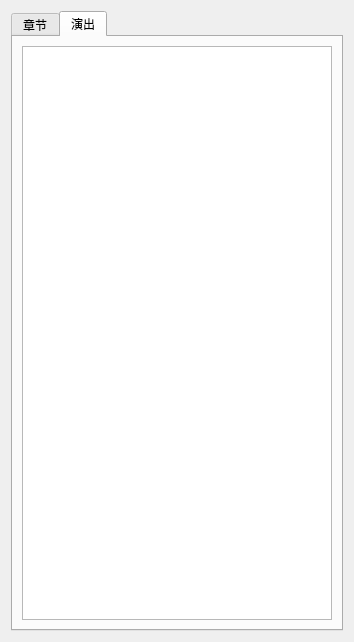
Qt form BKOven/ScriptWidget/ScriptWidgetPrivate.ui (Icemic/BKOven) before a commit.
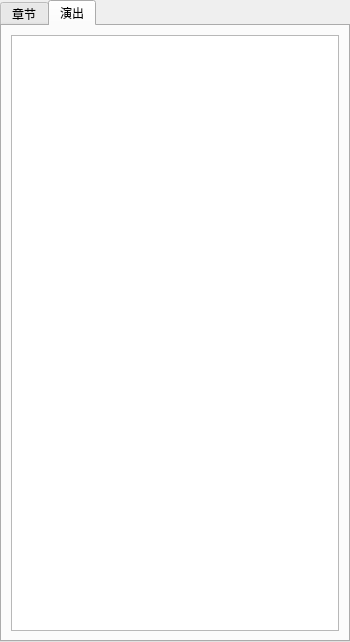
The same form after that commit. Custom widgets are drawn as their Qt base class.

Diff of the .ui file:
```diff
--- a/BKOven/ScriptWidget/ScriptWidgetPrivate.ui
+++ b/BKOven/ScriptWidget/ScriptWidgetPrivate.ui
@@ -6,16 +6,55 @@
    <rect>
     <x>0</x>
     <y>0</y>
-    <width>354</width>
+    <width>350</width>
     <height>642</height>
    </rect>
   </property>
+  <property name="sizePolicy">
+   <sizepolicy hsizetype="Preferred" vsizetype="Preferred">
+    <horstretch>0</horstretch>
+    <verstretch>0</verstretch>
+   </sizepolicy>
+  </property>
+  <property name="minimumSize">
+   <size>
+    <width>100</width>
+    <height>0</height>
+   </size>
+  </property>
+  <property name="maximumSize">
+   <size>
+    <width>390</width>
+    <height>16777215</height>
+   </size>
+  </property>
   <property name="windowTitle">
    <string>Form</string>
   </property>
-  <layout class="QVBoxLayout" name="verticalLayout">
+  <layout class="QHBoxLayout" name="horizontalLayout">
+   <property name="spacing">
+    <number>0</number>
+   </property>
+   <property name="leftMargin">
+    <number>0</number>
+   </property>
+   <property name="topMargin">
+    <number>0</number>
+   </property>
+   <property name="rightMargin">
+    <number>0</number>
+   </property>
+   <property name="bottomMargin">
+    <number>0</number>
+   </property>
    <item>
     <widget class="QTabWidget" name="tabWidget">
+     <property name="sizePolicy">
+      <sizepolicy hsizetype="Expanding" vsizetype="Expanding">
+       <horstretch>0</horstretch>
+       <verstretch>0</verstretch>
+      </sizepolicy>
+     </property>
      <property name="currentIndex">
       <number>1</number>
      </property>
```
